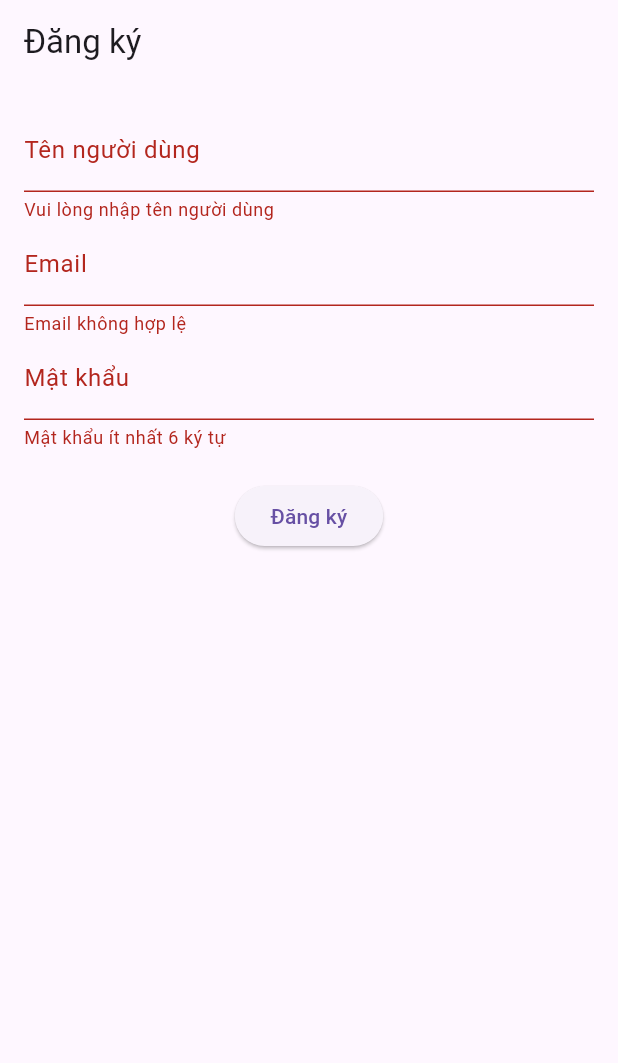
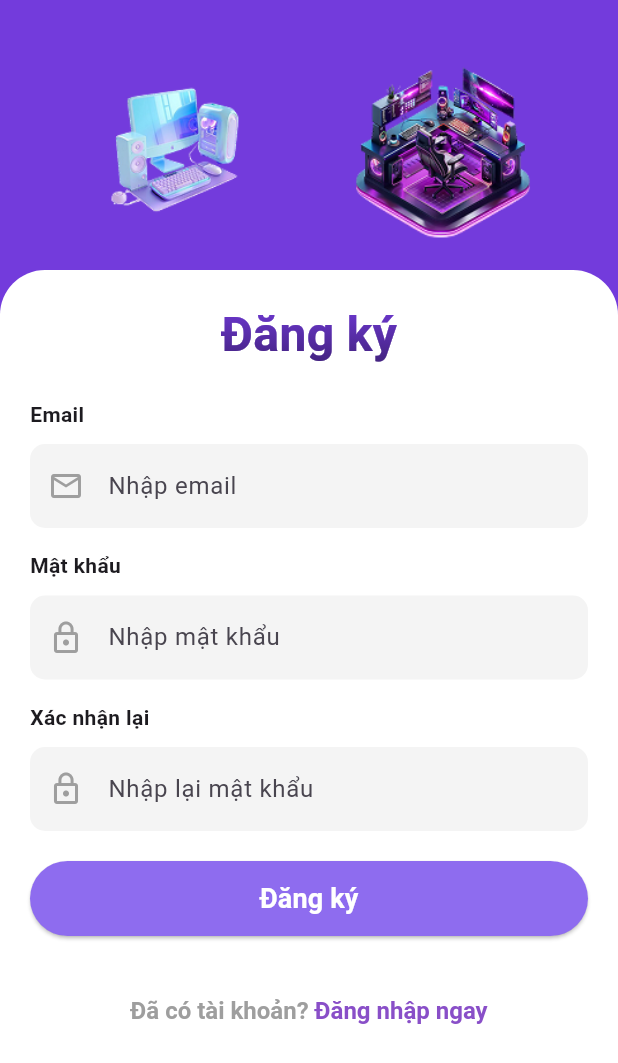
Before and after one commit to Ddraigo-Studio/Gear_Zone, a Flutter app: the screen it shows after launch, after a tap on "Đăng ký", on a phone screen of 412 x 824 dp. Shown: the top 1063 px of the screen. Run offline on Flutter 3.47's test engine with Material 3 defaults, Android fonts, the phone set to English and light mode, and no system bars; our stand-ins replace firebase_core; accounts and stored records are empty.

Commit message:
UI đăng ký, nhúng firebase

```diff
--- a/lib/component/colors.dart
+++ b/lib/component/colors.dart
@@ -2,3 +2,15 @@ import 'package:flutter/material.dart';
 
 const kcontentColor = Color.fromARGB(255, 121, 54, 183);
 const kprimaryColor = Color.fromARGB(255, 190, 187, 254);
+const ksecondaryColor = Color.fromARGB(255, 115 , 59 , 220);
+const kbackgroundColor = Color.fromARGB(255, 255 , 255 , 255);
+const kbuttonColor = Color.fromARGB(255, 142,108,239);
+
+const LinearGradient kGradientAuth = LinearGradient(
+  colors: [
+    Color(0xFF733BDC),
+    Color(0xFF3E2076),
+  ],
+  begin: Alignment.topCenter,
+  end: Alignment.bottomCenter,
+);
--- a/lib/main.dart
+++ b/lib/main.dart
@@ -1,12 +1,19 @@
 import 'package:flutter/material.dart';
+import 'package:firebase_core/firebase_core.dart';
+import 'firebase_options.dart';
 import 'package:gear_zone/pages/Home/home_page.dart';
-import 'package:gear_zone/pages/Account/register.dart';
+import 'package:gear_zone/pages/Account/signup.dart';
 import 'component/bottom_nav_bar.dart';
+import 'pages/Account/signup.dart';
 
 
 
 
-void main() {
+Future<void> main() async {
+  WidgetsFlutterBinding.ensureInitialized();
+  await Firebase.initializeApp(
+    options: DefaultFirebaseOptions.currentPlatform,
+  );
   runApp( const MyApp());
 }
 class MyApp extends StatelessWidget {
@@ -17,7 +24,7 @@ class MyApp extends StatelessWidget {
     return SafeArea(
       child: MaterialApp(
         debugShowCheckedModeBanner: false,
-        home: SignUpPage(),
+        home: SignUpScreen(),
       ),
 
     );
--- a/lib/pages/Account/register.dart
+++ /dev/null
@@ -1,96 +0,0 @@
-import 'package:flutter/material.dart';
-import 'dart:convert';
-import 'package:http/http.dart' as http;
-
-class SignUpPage extends StatefulWidget {
-  const SignUpPage({super.key});
-
-  @override
-  State<SignUpPage> createState() => _SignUpPageState();
-}
-
-class _SignUpPageState extends State<SignUpPage> {
-  final _formKey = GlobalKey<FormState>();
-  final TextEditingController _usernameController = TextEditingController();
-  final TextEditingController _emailController = TextEditingController();
-  final TextEditingController _passwordController = TextEditingController();
-  String apiUrl =
-    "http://localhost:46093/api/Accounts";
-
-
-  Future<void> _registerUser() async {
-    if (_formKey.currentState!.validate()) {
-      final response = await http.post(
-        Uri.parse(apiUrl),
-        headers: {'Content-Type': 'application/json'},
-        body: jsonEncode({
-          'username': _usernameController.text,
-          'email': _emailController.text,
-          'password': _passwordController.text,
-        }),
-      );
-
-      if (response.statusCode == 200) {
-        ScaffoldMessenger.of(context).showSnackBar(
-          const SnackBar(content: Text('Đăng ký thành công!')),
-        );
-      } else {
-        ScaffoldMessenger.of(context).showSnackBar(
-          SnackBar(content: Text('Lỗi: ${response.body}')),
-        );
-      }
-    }
-  }
-
-  void _register() {
-    if (_formKey.currentState!.validate()) {
-      ScaffoldMessenger.of(context).showSnackBar(
-        const SnackBar(content: Text('Đăng ký thành công!')),
-      );
-    }
-  }
-
-  @override
-  Widget build(BuildContext context) {
-    return Scaffold(
-      appBar: AppBar(title: const Text('Đăng ký')),
-      body: Padding(
-        padding: const EdgeInsets.all(16.0),
-        child: Form(
-          key: _formKey,
-          child: Column(
-            children: [
-              TextFormField(
-                controller: _usernameController,
-                decoration: const InputDecoration(labelText: 'Tên người dùng'),
-                validator: (value) =>
-                    value!.isEmpty ? 'Vui lòng nhập tên người dùng' : null,
-              ),
-              TextFormField(
-                controller: _emailController,
-                decoration: const InputDecoration(labelText: 'Email'),
-                keyboardType: TextInputType.emailAddress,
-                validator: (value) => value!.isEmpty || !value.contains('@')
-                    ? 'Email không hợp lệ'
-                    : null,
-              ),
-              TextFormField(
-                controller: _passwordController,
-                decoration: const InputDecoration(labelText: 'Mật khẩu'),
-                obscureText: true,
-                validator: (value) =>
-                    value!.length < 6 ? 'Mật khẩu ít nhất 6 ký tự' : null,
-              ),
-              const SizedBox(height: 20),
-              ElevatedButton(
-                onPressed:
-                    _registerUser, // Thay đổi từ _register thành _registerUser
-                child: const Text('Đăng ký'),
-              )
-            ],
-          ),
-        ),
-      ),
-    );
-  }
-}
--- /dev/null
+++ b/lib/pages/Account/signup.dart
@@ -0,0 +1,182 @@
+import 'package:flutter/material.dart';
+import 'package:gear_zone/component/colors.dart';
+
+class SignUpScreen extends StatefulWidget {
+  const SignUpScreen({super.key});
+
+  @override
+  State<SignUpScreen> createState() => _SignUpScreenState();
+}
+
+class _SignUpScreenState extends State<SignUpScreen> {
+  @override
+  Widget build(BuildContext context) {
+    return Scaffold(
+      backgroundColor: ksecondaryColor,
+      body: Column(
+        children: [
+          const SizedBox(height: 40),
+          Row(
+            mainAxisAlignment: MainAxisAlignment.center,
+            children: [
+              Image.asset('lib/images/imagesecond.png', height: 120),
+              const SizedBox(width: 10),
+              Image.asset('lib/images/imagefirst.png', height: 120),
+            ],
+          ),
+          const SizedBox(height: 20),
+          Expanded(
+            child: Container(
+              padding: const EdgeInsets.all(20),
+              decoration: const BoxDecoration(
+                color: kbackgroundColor,
+                borderRadius: BorderRadius.only(
+                  topLeft: Radius.circular(30),
+                  topRight: Radius.circular(30),
+                ),
+              ),
+              child: SingleChildScrollView(
+                child: Column(
+                  crossAxisAlignment: CrossAxisAlignment.start,
+                  children: [
+                    Center(
+                      child: ShaderMask(
+                        shaderCallback: (Rect bounds) {
+                          return kGradientAuth.createShader(bounds);
+                        },
+                        child: const Text(
+                          "Đăng ký",
+                          style: TextStyle(
+                            fontSize: 32,
+                            fontWeight: FontWeight.bold,
+                            color: Colors.white,
+                          ),
+                        ),
+                      ),
+                    ),
+
+                    const SizedBox(height: 20),
+
+                    // Email field
+                    const Text("Email",
+                        style: TextStyle(fontWeight: FontWeight.bold)),
+                    const SizedBox(height: 10),
+                    TextField(
+                      obscureText: true,
+                      decoration: InputDecoration(
+                        prefixIcon: const Icon(Icons.email_outlined,
+                            color: Colors.grey),
+                        hintText: "Nhập email",
+                        filled: true,
+                        fillColor: Color(0xFFF4F4F4),
+                        border: OutlineInputBorder(
+                          borderRadius: BorderRadius.circular(10),
+                          borderSide: BorderSide.none,
+                        ),
+                      ),
+                    ),
+                    const SizedBox(height: 15),
+
+                    // Mật khẩu
+                    const Text("Mật khẩu",
+                        style: TextStyle(fontWeight: FontWeight.bold)),
+                    const SizedBox(height: 10),
+                    TextField(
+                      obscureText: true,
+                      decoration: InputDecoration(
+                        prefixIcon:
+                            const Icon(Icons.lock_outline, color: Colors.grey),
+                        hintText: "Nhập mật khẩu",
+                        filled: true,
+                        fillColor: Color(0xFFF4F4F4),
+                        border: OutlineInputBorder(
+                          borderRadius: BorderRadius.circular(10),
+                          borderSide: BorderSide.none,
+                        ),
+                      ),
+                    ),
+                    const SizedBox(height: 15),
+
+                    // Xác nhận mật khẩu
+                    const Text("Xác nhận lại",
+                        style: TextStyle(fontWeight: FontWeight.bold)),
+                    const SizedBox(height: 10),
+                    TextField(
+                      obscureText: true,
+                      decoration: InputDecoration(
+                        prefixIcon:
+                            const Icon(Icons.lock_outline, color: Colors.grey),
+                        hintText: "Nhập lại mật khẩu",
+                        filled: true,
+                        fillColor: Color(0xFFF4F4F4),
+                        border: OutlineInputBorder(
+                          borderRadius: BorderRadius.circular(10),
+                          borderSide: BorderSide.none,
+                        ),
+                      ),
+                    ),
+                    const SizedBox(height: 20),
+
+                    // Button đăng ký
+                    SizedBox(
+                      width: double.infinity,
+                      child: ElevatedButton(
+                        onPressed: () {},
+                        style: ElevatedButton.styleFrom(
+                          backgroundColor: kbuttonColor,
+                          padding: const EdgeInsets.symmetric(vertical: 12),
+                          shape: RoundedRectangleBorder(
+                            borderRadius: BorderRadius.circular(100),
+                          ),
+                        ),
+                        child: const Text(
+                          "Đăng ký",
+                          style: TextStyle(
+                              fontSize: 18,
+                              color: Colors.white,
+                              fontWeight: FontWeight.bold),
+                        ),
+                      ),
+                    ),
+                    const SizedBox(height: 40),
+
+                    // Đăng nhập ngay
+                    Center(
+                      child: GestureDetector(
+                        onTap: () {
+                          // Chuyển sang màn hình đăng nhập (nếu có)
+                        },
+                        child: RichText(
+                          text: TextSpan(
+                            text: "Đã có tài khoản? ", // Phần đầu
+                            style: TextStyle(
+                              color:
+                                  Colors.grey, // Màu xám cho "Đã có tài khoản?"
+                              fontSize: 16,
+                              fontWeight: FontWeight.bold,
+                            ),
+                            children: [
+                              TextSpan(
+                                text: "Đăng nhập ngay", // Phần có màu khác
+                                style: TextStyle(
+                                  color: Color(
+                                      0xFF894FC8), // Màu tím cho chữ "Đăng nhập ngay"
+                                  fontSize: 16,
+                                  fontWeight: FontWeight.bold,
+                                ),
+                              ),
+                            ],
+                          ),
+                        ),
+                      ),
+                    ),
+                  ],
+                ),
+              ),
+            ),
+          ),
+        ],
+      ),
+    );
+  }
+}
```
Also changed, not shown: pubspec.yaml (+6 -69 lines), firebase.json (added), lib/firebase_options.dart (added), lib/images/imagefirst.png (added), lib/images/imagesecond.png (added), pubspec.lock, 6 other files.
